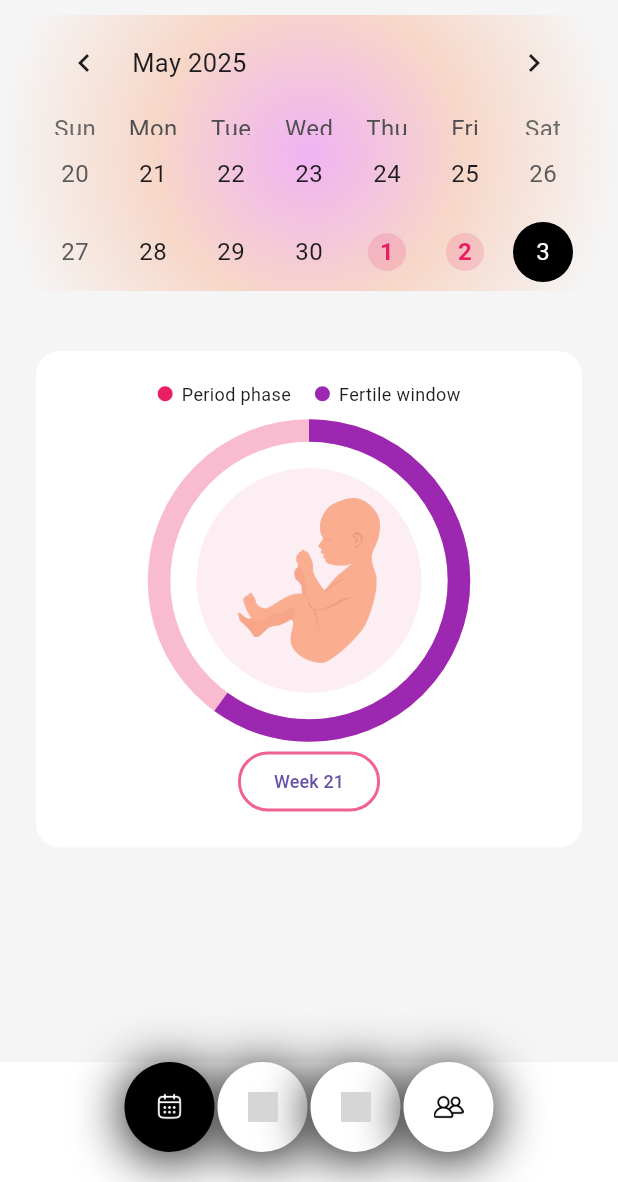
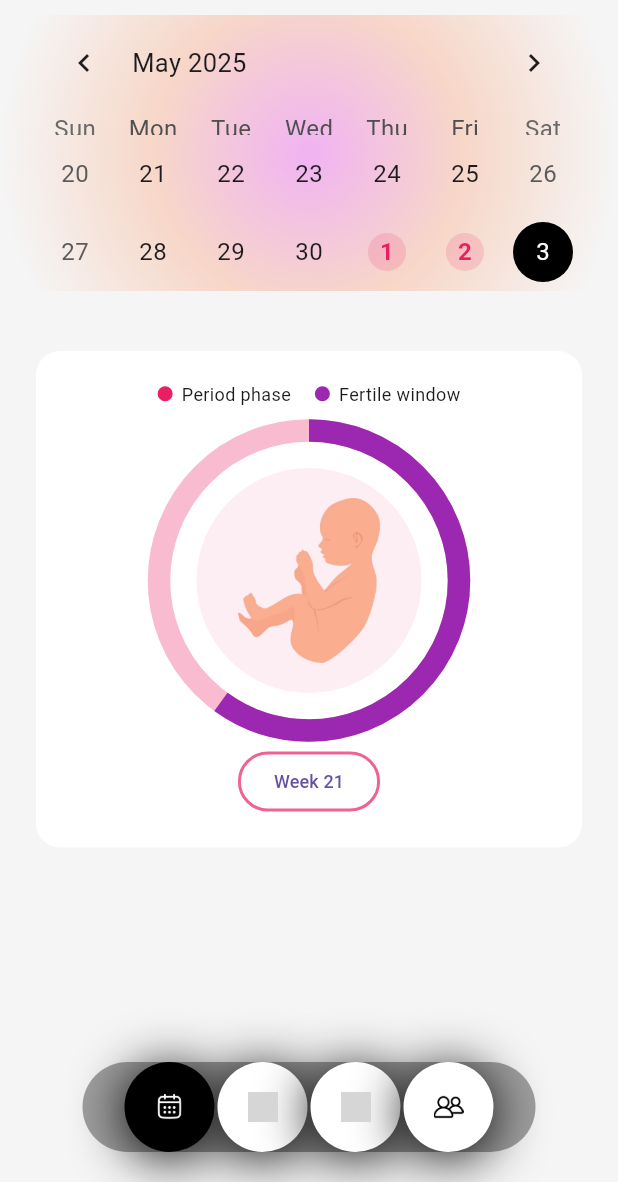
Before and after one commit to ClarenceLaria/ovia, a Flutter app: the EntryPoint screen opened directly, on a phone screen of 412 x 824 dp, the part 54-1236 px from its top. Run offline on Flutter 3.47's test engine with Material 3 defaults, Android fonts, the phone set to English and light mode, and no system bars; drawn by our look-alikes of table_calendar; our stand-ins replace smooth_page_indicator; grey boxes are pictures that could not be loaded.

Commit message:
Bottom NavBar updates

```diff
--- a/lib/screens/entry_point.dart
+++ b/lib/screens/entry_point.dart
@@ -16,7 +16,7 @@ class _EntryPointState extends State<EntryPoint>{
 
   final List<Widget> screens = [
     const HomeScreen(),
-    const Center(child: PregnancyHomeScreen()),
+    const PregnancyHomeScreen(),
     const Center(child: Text('Notification')),
     const Center(child: Text('Friends')),
   ];
@@ -40,10 +40,22 @@ class _EntryPointState extends State<EntryPoint>{
   @override
   Widget build(BuildContext context){
     return Scaffold(
-      body: screens[_selectedIndex],
-      bottomNavigationBar: Container(
+      extendBody: true,
+      body: Stack(
+        children:[
+          screens[_selectedIndex],
+          Align(
+            alignment: Alignment.bottomCenter,
+            child: Container(
               color: Colors.transparent,
               padding: const EdgeInsets.only(bottom: 20),
+              child: Container(
+                width: MediaQuery.of(context).size.width - 110,
+                height: 60,
+                decoration: BoxDecoration(
+                  color: Colors.black.withOpacity(0.35),
+                  borderRadius: BorderRadius.circular(30),
+                ),
                 child: Row(
                   mainAxisAlignment: MainAxisAlignment.center,
                   children: [
@@ -77,6 +89,10 @@ class _EntryPointState extends State<EntryPoint>{
                   ],
                 ),
               ),
+            ),
+          ),
+        ],
+      ),
     );
   }
 }
```
Lines whose indentation alone changed are shown as unchanged.
